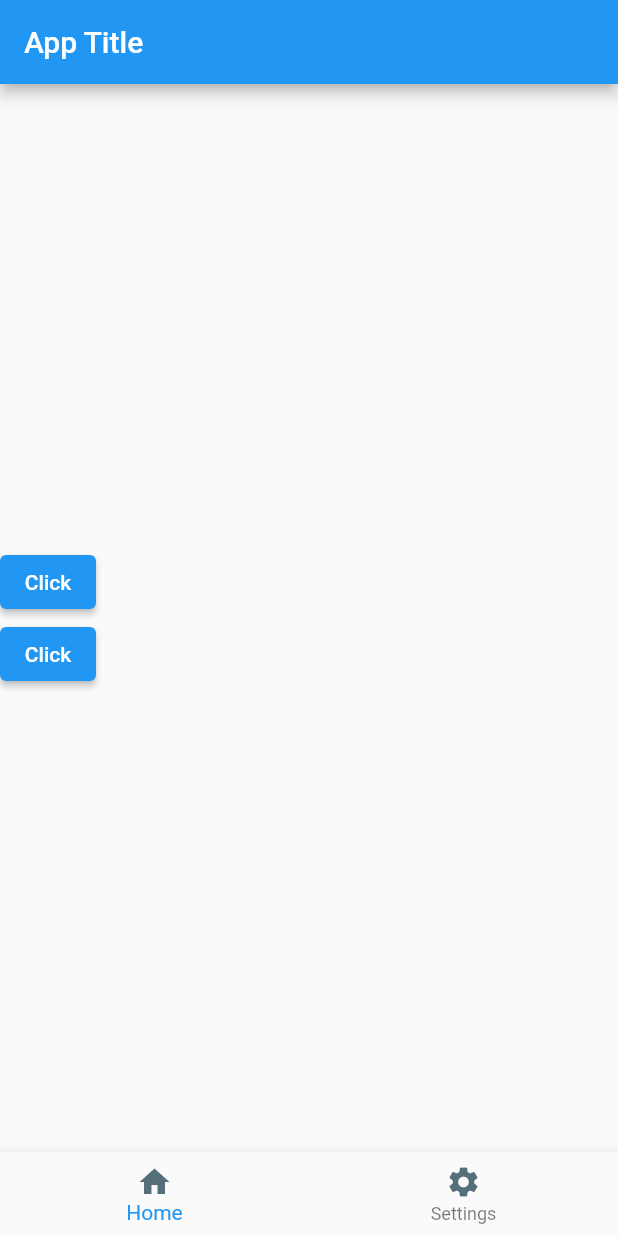
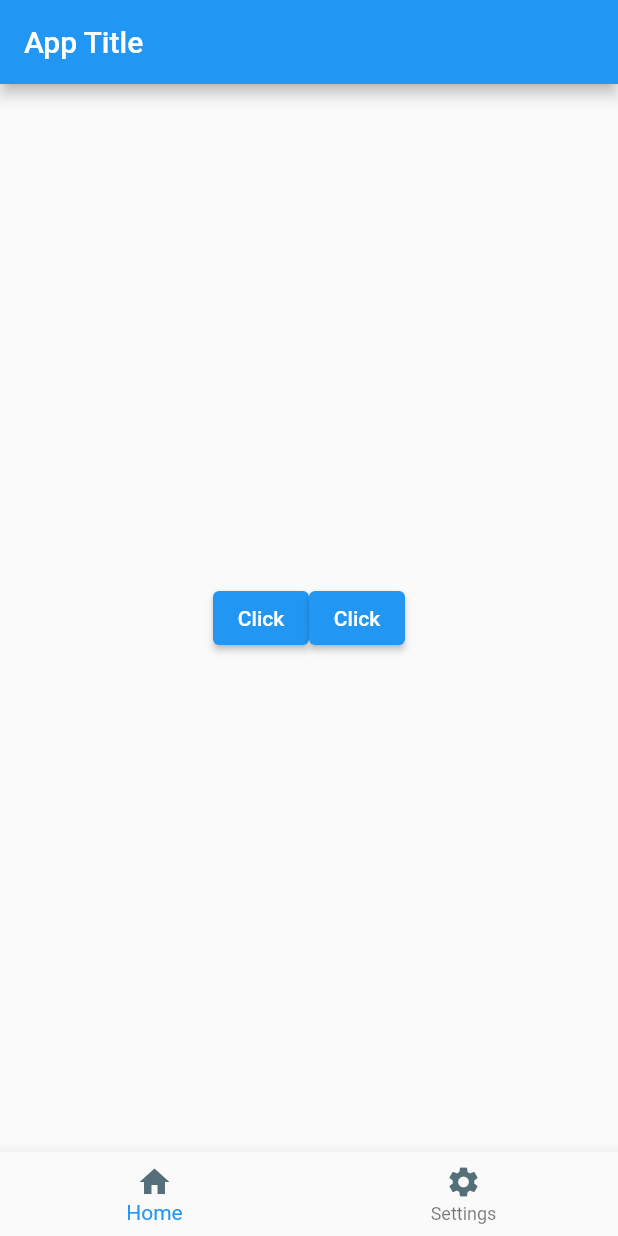
Before and after one commit to SmallPeenwow/flutter_application_test, a Flutter app: the screen it shows after launch, on a phone screen of 412 x 824 dp. Run offline on Flutter 3.47's test engine with Material 2 defaults, Android fonts, the light colour scheme and no system bars.

Commit message:
22 Row Done

```diff
--- a/lib/main.dart
+++ b/lib/main.dart
@@ -26,9 +26,10 @@ class _MyAppState extends State<MyApp> {
         body: Center(
           child: SizedBox(
             width: double.infinity,
-            child: Column(
+            height: double.infinity,
+            child: Row(
               mainAxisAlignment: MainAxisAlignment.center,
-              crossAxisAlignment: CrossAxisAlignment.start,
+              crossAxisAlignment: CrossAxisAlignment.center,
               children: [
                 ElevatedButton(
                   onPressed: () {
```
